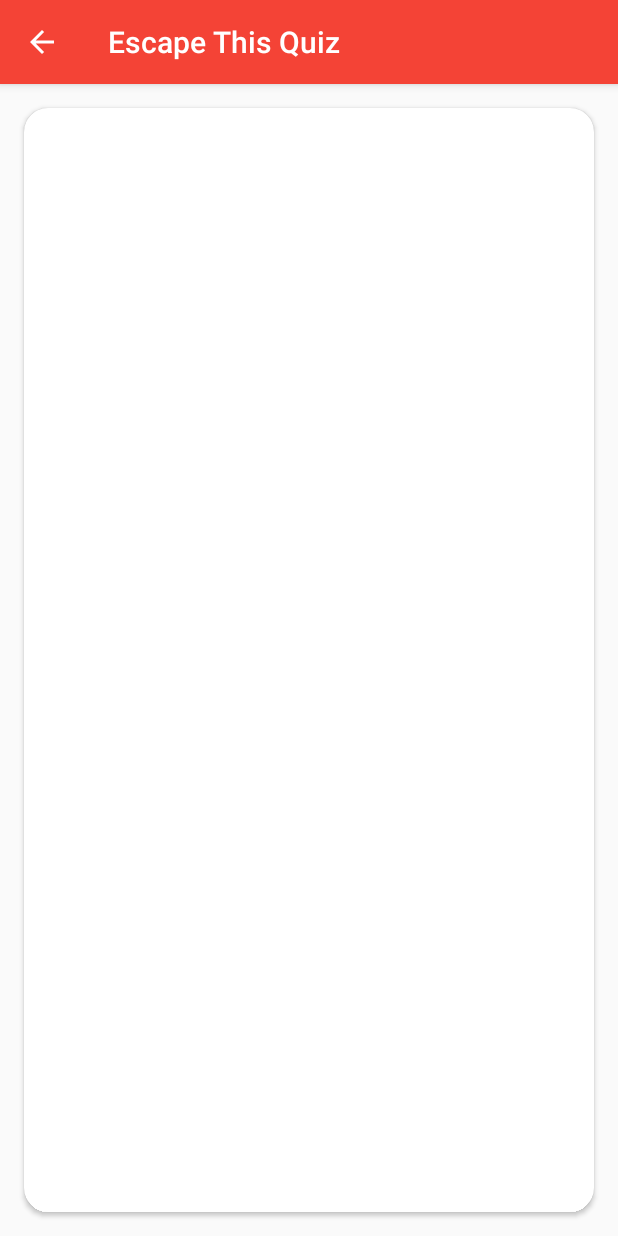
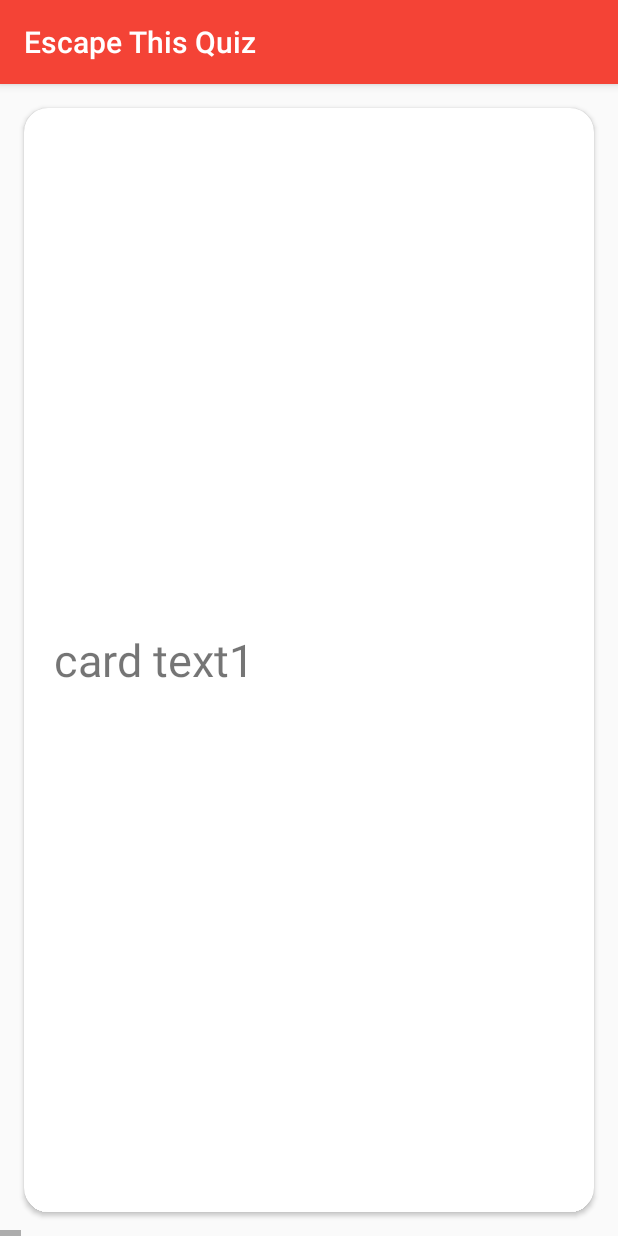
Before and after one commit to Melsara/EscapeThisQuiz, an Android app: the screen it shows after launch (QuizCard before the commit, RecyclerActivity after it), after a tap on "START", on a phone screen of 412 x 824 dp. Run offline under Robolectric (Android 15) with nearby library versions, the phone set to English and light mode, and no system bars.

Commit message:
Now cards and RecyclerView are working fine.

```diff
--- a/app/src/main/java/com/sardegnaisoladicavalli/escapethisquiz/MainActivity.java
+++ b/app/src/main/java/com/sardegnaisoladicavalli/escapethisquiz/MainActivity.java
@@ -18,7 +18,7 @@ public class MainActivity extends AppCompatActivity {
     }
 
     public void startQuiz (View view) {
-        Intent intent = new Intent(this, QuizCard.class);
+        Intent intent = new Intent(this, RecyclerActivity.class);
         startActivity(intent);
     }
 }
--- a/app/src/main/java/com/sardegnaisoladicavalli/escapethisquiz/QuizCard.java
+++ b/app/src/main/java/com/sardegnaisoladicavalli/escapethisquiz/QuizCard.java
@@ -3,6 +3,7 @@ package com.sardegnaisoladicavalli.escapethisquiz;
 import android.content.Intent;
 import android.support.v7.app.AppCompatActivity;
 import android.os.Bundle;
+import android.view.View;
 
 public class QuizCard extends AppCompatActivity {
 
@@ -13,4 +14,5 @@ public class QuizCard extends AppCompatActivity {
         Intent intent = getIntent();
 
     }
+
 }
--- a/app/src/main/java/com/sardegnaisoladicavalli/escapethisquiz/RecyclerActivity.java
+++ b/app/src/main/java/com/sardegnaisoladicavalli/escapethisquiz/RecyclerActivity.java
@@ -15,13 +15,12 @@ public class RecyclerActivity extends AppCompatActivity {
     @Override
     protected void onCreate(Bundle savedInstanceState) {
         super.onCreate(savedInstanceState);
-        //setContentView(R.layout.activity_my);
 
-        setContentView(R.layout.activity_quiz_card);
+        setContentView(R.layout.recycler_view);
         RecyclerView recList = (RecyclerView) findViewById(R.id.recycler_view);
         recList.setHasFixedSize(true);
         LinearLayoutManager llm = new LinearLayoutManager(this, LinearLayoutManager.HORIZONTAL, false);
-        llm.setOrientation(LinearLayoutManager.VERTICAL);
+        llm.setOrientation(LinearLayoutManager.HORIZONTAL);
         recList.setLayoutManager(llm);
 
         RecyclerActivityAdapter ca = new RecyclerActivityAdapter(createList(30));
--- a/app/src/main/res/layout/recycler_view.xml
+++ b/app/src/main/res/layout/recycler_view.xml
@@ -1,17 +1,12 @@
 <?xml version="1.0" encoding="utf-8"?>
 
-<LinearLayout xmlns:android="http://schemas.android.com/apk/res/android"
+<android.support.v7.widget.RecyclerView xmlns:android="http://schemas.android.com/apk/res/android"
     xmlns:tools="http://schemas.android.com/tools"
     android:layout_width="match_parent"
     android:layout_height="match_parent"
     android:orientation="vertical"
+    android:id="@+id/recycler_view"
+    android:scrollbars="horizontal"
     tools:context="com.sardegnaisoladicavalli.escapethisquiz.RecyclerActivity">
 
-
-    <android.support.v7.widget.RecyclerView
-        android:id="@+id/recycler_view"
-        android:layout_width="match_parent"
-        android:layout_height="wrap_content"
-        android:scrollbars="horizontal" />
-
-</LinearLayout>
+</android.support.v7.widget.RecyclerView>
```
